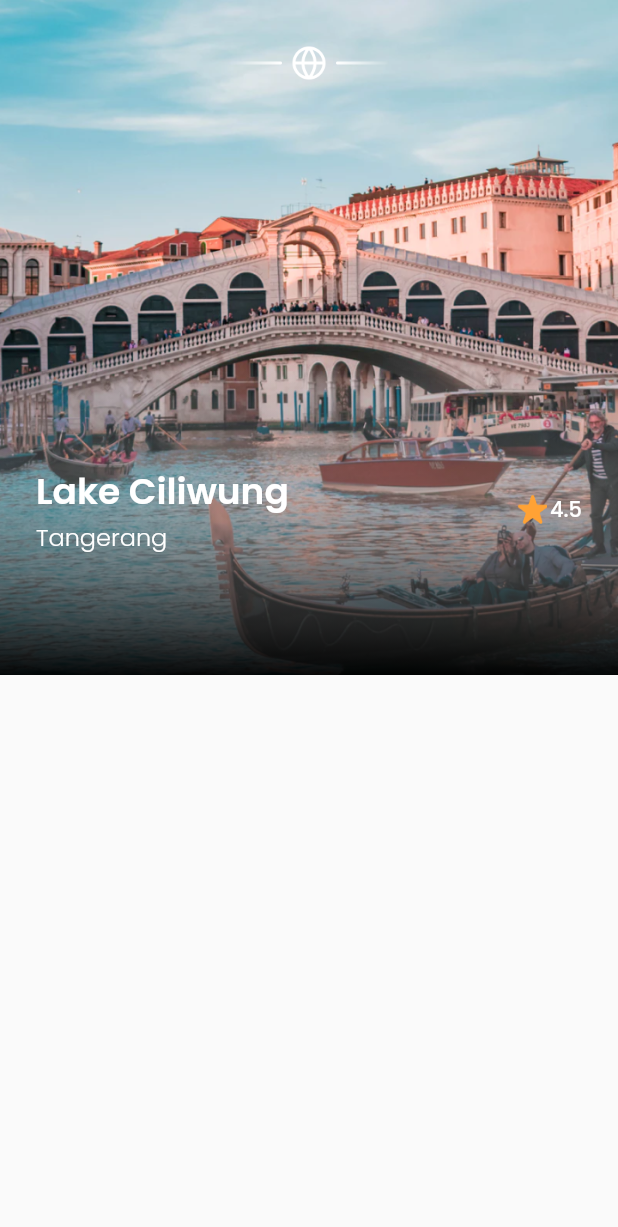
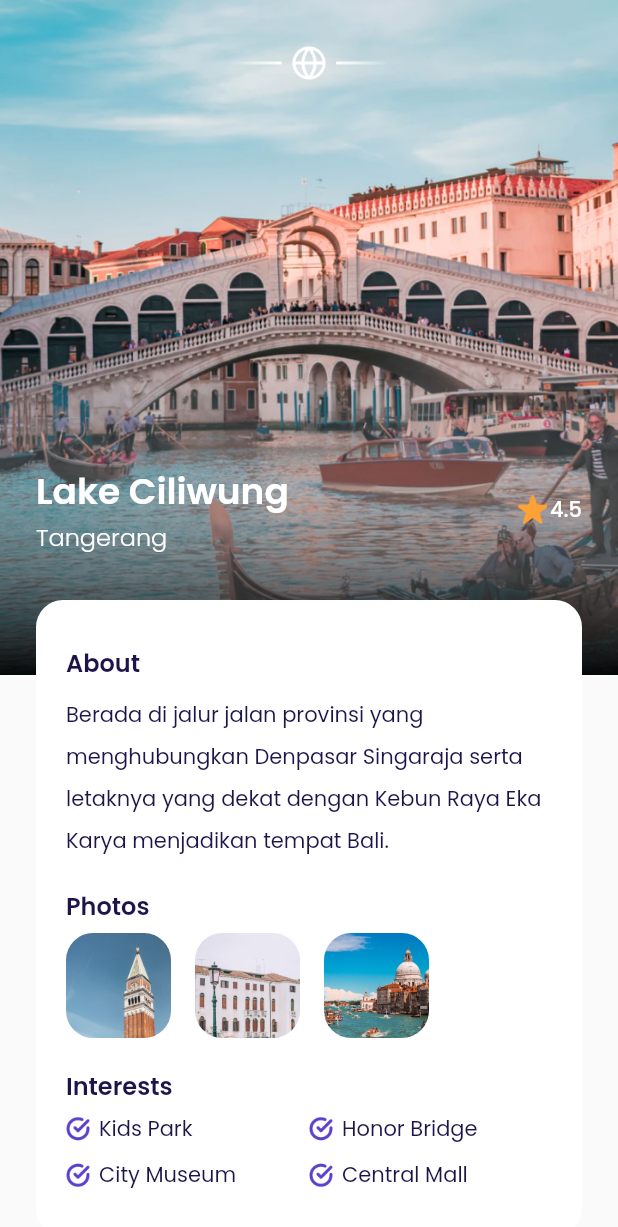
Before and after one commit to iqbaldzlfkr/baletravel_mobile_app, a Flutter app: the DetailDestinationPage screen opened directly, on a phone screen of 412 x 824 dp. Shown: the top 1227 px of the screen. Run offline on Flutter 3.47's test engine with Material 2 defaults, Android fonts, the phone set to English and light mode, and no system bars; our stand-ins replace google_fonts.

Commit message:
detail page layout

```diff
--- a/lib/ui/pages/detail_destination_page.dart
+++ b/lib/ui/pages/detail_destination_page.dart
@@ -1,4 +1,7 @@
 import 'package:bale_travel/shared/theme.dart';
+import 'package:bale_travel/ui/widgets/buttons.dart';
+import 'package:bale_travel/ui/widgets/interest_item.dart';
+import 'package:bale_travel/ui/widgets/photo_item.dart';
 import 'package:flutter/material.dart';
 
 class DetailDestinationPage extends StatelessWidget {
@@ -8,12 +11,14 @@ class DetailDestinationPage extends StatelessWidget {
   Widget build(BuildContext context) {
     return Scaffold(
       backgroundColor: backgroundColor,
-      body: Stack(
-        children: [
-          backgroundImage(),
-          customShadow(),
-          content(),
-        ],
+      body: SingleChildScrollView(
+        child: Stack(
+          children: [
+            backgroundImage(),
+            customShadow(),
+            content(),
+          ],
+        ),
       ),
     );
   }
@@ -78,6 +83,7 @@ Widget content() {
             ),
           ),
         ),
+        // TITLE
         Container(
           margin: const EdgeInsets.only(
             top: 256,
@@ -134,6 +140,136 @@ Widget content() {
             ],
           ),
         ),
+        // DESCRIPTION
+        Container(
+          width: double.infinity,
+          margin: const EdgeInsets.only(
+            top: 30,
+          ),
+          padding: const EdgeInsets.symmetric(
+            horizontal: 20,
+            vertical: 30,
+          ),
+          decoration: BoxDecoration(
+            color: whiteColor,
+            borderRadius: BorderRadius.circular(18),
+          ),
+          child: Column(
+            crossAxisAlignment: CrossAxisAlignment.start,
+            children: [
+              Text(
+                'About',
+                style: blackTextStyle.copyWith(
+                  fontSize: 16,
+                  fontWeight: semiBold,
+                ),
+              ),
+              const SizedBox(
+                height: 6,
+              ),
+              Text(
+                'Berada di jalur jalan provinsi yang menghubungkan Denpasar Singaraja serta letaknya yang dekat dengan Kebun Raya Eka Karya menjadikan tempat Bali.',
+                style: blackTextStyle.copyWith(
+                  height: 2,
+                ),
+              ),
+              const SizedBox(
+                height: 20,
+              ),
+              Text(
+                'Photos',
+                style: blackTextStyle.copyWith(
+                  fontSize: 16,
+                  fontWeight: semiBold,
+                ),
+              ),
+              const SizedBox(
+                height: 6,
+              ),
+              Row(
+                children: [
+                  PhotoItem(
+                    imageUrl: 'assets/image_photo1.png',
+                  ),
+                  PhotoItem(
+                    imageUrl: 'assets/image_photo2.png',
+                  ),
+                  PhotoItem(
+                    imageUrl: 'assets/image_photo3.png',
+                  ),
+                ],
+              ),
+              const SizedBox(
+                height: 20,
+              ),
+              Text(
+                'Interests',
+                style: blackTextStyle.copyWith(
+                  fontSize: 16,
+                  fontWeight: semiBold,
+                ),
+              ),
+              const SizedBox(
+                height: 6,
+              ),
+              Row(
+                children: [
+                  InterestItem(textInterest: 'Kids Park'),
+                  InterestItem(textInterest: 'Honor Bridge'),
+                ],
+              ),
+              const SizedBox(
+                height: 10,
+              ),
+              Row(
+                children: [
+                  InterestItem(textInterest: 'City Museum'),
+                  InterestItem(textInterest: 'Central Mall'),
+                ],
+              ),
+            ],
+          ),
+        ),
+        Container(
+          width: double.infinity,
+          margin: const EdgeInsets.symmetric(
+            vertical: 30,
+          ),
+          child: Row(
+            children: [
+              Expanded(
+                child: Column(
+                  crossAxisAlignment: CrossAxisAlignment.start,
+                  children: [
+                    Text(
+                      'IDR 2.500.000',
+                      style: blackTextStyle.copyWith(
+                        fontSize: 18,
+                        fontWeight: medium,
+                      ),
+                    ),
+                    const SizedBox(
+                      height: 4,
+                    ),
+                    Text(
+                      'per Orang',
+                      style: greyTextStyle.copyWith(
+                        fontWeight: light,
+                      ),
+                    ),
+                  ],
+                ),
+              ),
+              CustomFilledButton(
+                width: 170,
+                title: 'Book Now',
+                onPressed: () {
+
+                },
+              ),
+            ],
+          ),
+        ),
       ],
     ),
   );
--- a/lib/ui/pages/get_started_page.dart
+++ b/lib/ui/pages/get_started_page.dart
@@ -114,7 +114,7 @@ class _GetStartedPageState extends State<GetStartedPage> {
                             CustomSignInButton(
                               title: 'Sign In',
                               onPressed: () {},
-                            )
+                            ),
                           ],
                         ),
                       ),
--- /dev/null
+++ b/lib/ui/widgets/interest_item.dart
@@ -0,0 +1,36 @@
+import 'package:bale_travel/shared/theme.dart';
+import 'package:flutter/material.dart';
+
+class InterestItem extends StatelessWidget {
+  final String textInterest;
+  const InterestItem({super.key, required this.textInterest});
+
+  @override
+  Widget build(BuildContext context) {
+    return Expanded(
+      child: Row(
+        children: [
+          Container(
+            width: 16,
+            height: 16,
+            margin: const EdgeInsets.only(
+              right: 6,
+            ),
+            decoration: BoxDecoration(
+              image: DecorationImage(
+                fit: BoxFit.cover,
+                image: AssetImage(
+                  'assets/icon_check.png',
+                ),
+              ),
+            ),
+          ),
+          Text(
+            textInterest,
+            style: blackTextStyle,
+          ),
+        ],
+      ),
+    );
+  }
+}
--- /dev/null
+++ b/lib/ui/widgets/photo_item.dart
@@ -0,0 +1,27 @@
+import 'package:flutter/material.dart';
+
+class PhotoItem extends StatelessWidget {
+  final String imageUrl;
+
+  const PhotoItem({super.key, required this.imageUrl});
+
+  @override
+  Widget build(BuildContext context) {
+    return Container(
+      height: 70,
+      width: 70,
+      margin: const EdgeInsets.only(
+        right: 16,
+      ),
+      decoration: BoxDecoration(
+        borderRadius: BorderRadius.circular(18),
+        image: DecorationImage(
+          fit: BoxFit.cover,
+          image: AssetImage(
+            imageUrl,
+          ),
+        ),
+      ),
+    );
+  }
+}
```
